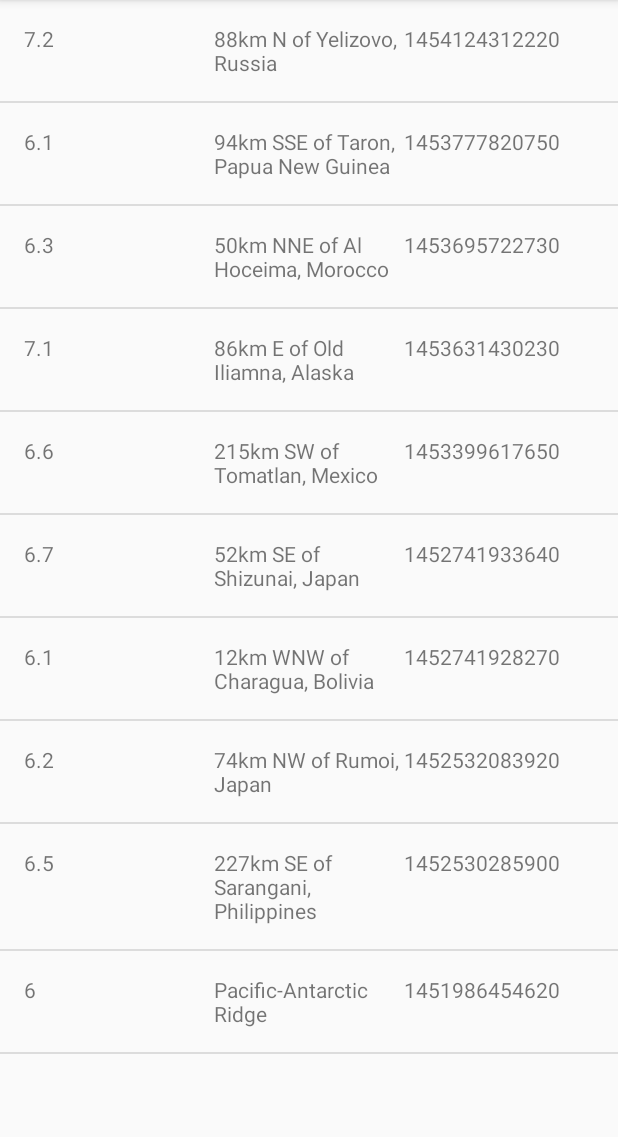
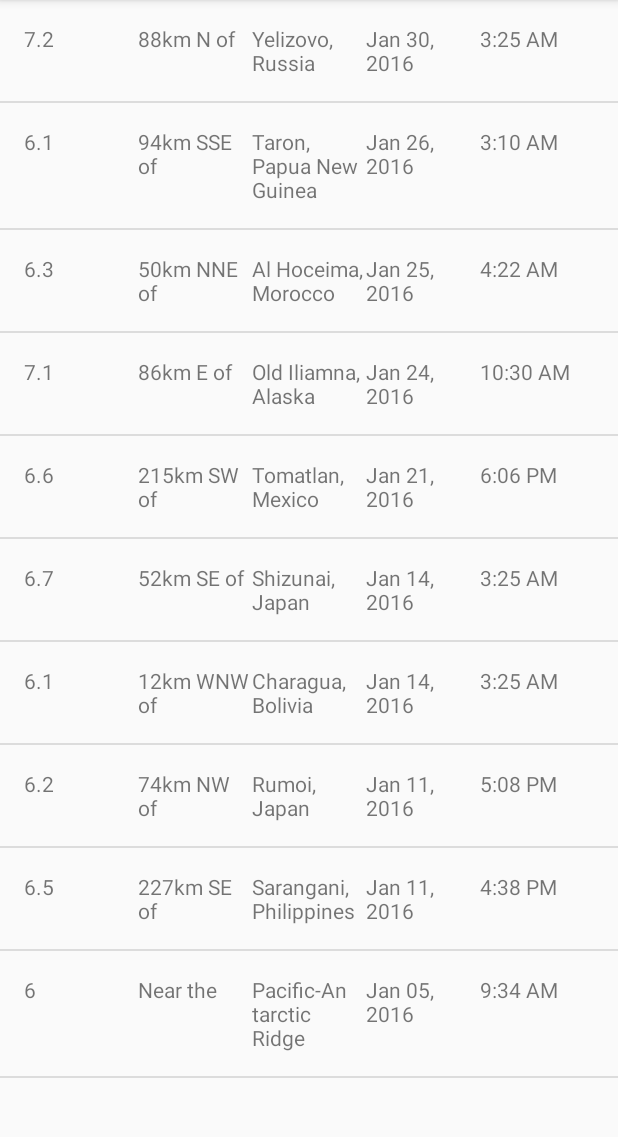
Before and after one commit to ridhwandaud/earthquakeApp, an Android app: the screen it shows after launch (EarthquakeActivity), on a phone screen of 412 x 824 dp, the part 84-1221 px from its top. Run offline under Robolectric (Android 15) with nearby library versions, the phone set to English and light mode, and no system bars.

Commit message:
split location

```diff
--- a/app/src/main/java/com/example/android/quakereport/Earthquake.java
+++ b/app/src/main/java/com/example/android/quakereport/Earthquake.java
@@ -10,13 +10,13 @@ public class Earthquake {
 
     private String mLocation;
 
-    private String mDate;
+    private long mTimeInMiliseconds;
 
 
-    public Earthquake(String magnitude, String location, String date){
+    public Earthquake(String magnitude, String location, long timeInMiliseconds){
         mMagnitude = magnitude;
         mLocation = location;
-        mDate = date;
+        mTimeInMiliseconds = timeInMiliseconds;
 
     }
 
@@ -28,7 +28,7 @@ public class Earthquake {
         return mLocation;
     }
 
-    public String getDate(){
-        return mDate;
+    public long getTimeInMiliseconds(){
+        return mTimeInMiliseconds;
     }
 }
--- a/app/src/main/java/com/example/android/quakereport/EarthquakeAdapter.java
+++ b/app/src/main/java/com/example/android/quakereport/EarthquakeAdapter.java
@@ -6,7 +6,9 @@ import android.view.View;
 import android.view.ViewGroup;
 import android.widget.ArrayAdapter;
 import android.widget.TextView;
+import java.text.SimpleDateFormat;
 
+import java.util.Date;
 import java.util.List;
 
 /**
@@ -14,6 +16,10 @@ import java.util.List;
  */
 
 public class EarthquakeAdapter extends ArrayAdapter<Earthquake> {
+
+    private static final String LOCATION_SEPARATOR = " of ";
+    String primaryLocation;
+    String locationOffset;
 
     public EarthquakeAdapter(Context context, List<Earthquake> earthquakes){
         super(context, 0, earthquakes);
@@ -29,20 +35,56 @@ public class EarthquakeAdapter extends ArrayAdapter<Earthquake> {
             );
         }
 
+
         Earthquake currentEarthquake = getItem(position);
 
         TextView magnitudeView = (TextView) listItemView.findViewById(R.id.magnitude);
 
         magnitudeView.setText(currentEarthquake.getMagnitude());
 
-        TextView locationView = (TextView) listItemView.findViewById(R.id.location);
+        String originalLocation = currentEarthquake.getLocation();
 
-        locationView.setText(currentEarthquake.getLocation());
+        if (originalLocation.contains(LOCATION_SEPARATOR)) {
+            String[] parts = originalLocation.split(LOCATION_SEPARATOR);
+            locationOffset = parts[0] + LOCATION_SEPARATOR;
+            primaryLocation = parts[1];
+        } else {
+            locationOffset = getContext().getString(R.string.near_the);
+            primaryLocation = originalLocation;
+        }
+
+        TextView primaryLocationView = (TextView) listItemView.findViewById(R.id.primary_location);
+        primaryLocationView.setText(primaryLocation);
+
+        TextView locationOffsetView = (TextView) listItemView.findViewById(R.id.location_offset);
+        locationOffsetView.setText(locationOffset);
 
         TextView dateView = (TextView) listItemView.findViewById(R.id.date);
 
-        dateView.setText(currentEarthquake.getDate());
+        Date dateObject = new Date(currentEarthquake.getTimeInMiliseconds());
+
+        String formattedDate = formatDate(dateObject);
+
+        dateView.setText(formattedDate);
+
+        // Find the TextView with view ID time
+        TextView timeView = (TextView) listItemView.findViewById(R.id.time);
+        // Format the time string (i.e. "4:30PM")
+        String formattedTime = formatTime(dateObject);
+        // Display the time of the current earthquake in that TextView
+        timeView.setText(formattedTime);
 
         return listItemView;
     }
+
+
+    private String formatDate(Date dateObject) {
+        SimpleDateFormat dateFormat = new SimpleDateFormat("LLL dd, yyyy");
+        return dateFormat.format(dateObject);
+    }
+
+    private String formatTime(Date dateObject) {
+        SimpleDateFormat timeFormat = new SimpleDateFormat("h:mm a");
+        return timeFormat.format(dateObject);
+    }
 }
--- a/app/src/main/java/com/example/android/quakereport/QueryUtils.java
+++ b/app/src/main/java/com/example/android/quakereport/QueryUtils.java
@@ -7,6 +7,7 @@ import org.json.JSONException;
 import org.json.JSONObject;
 
 import java.util.ArrayList;
+import java.util.Date;
 
 /**
  * Helper methods related to requesting and receiving earthquake data from USGS.
@@ -57,7 +58,7 @@ public final class QueryUtils {
                 JSONObject properties = currentEarthquake.getJSONObject("properties");
                 String magnitude = properties.getString("mag");
                 String location = properties.getString("place");
-                String time = properties.getString("time");
+                long time = properties.getLong("time");
 
                 Earthquake earthquake = new Earthquake(magnitude, location, time);
                 earthquakes.add(earthquake);
--- a/app/src/main/res/layout/earthquake_list_item.xml
+++ b/app/src/main/res/layout/earthquake_list_item.xml
@@ -15,19 +15,31 @@
         android:text="TextView" />
 
     <TextView
-        android:id="@+id/location"
+        android:id="@+id/location_offset"
         android:layout_width="0dp"
         android:layout_height="wrap_content"
         android:layout_weight="1"
-        tools:text="San Fransico, CA"
-        android:text="TextView" />
+        tools:text="30km S of" />
+
+    <TextView
+        android:id="@+id/primary_location"
+        android:layout_width="0dp"
+        android:layout_height="wrap_content"
+        android:layout_weight="1"
+        tools:text="San Francisco, CA" />
 
     <TextView
         android:id="@+id/date"
         android:layout_width="0dp"
         android:layout_height="wrap_content"
         android:layout_weight="1"
-        tools:text="Mar 6, 2010"
-        android:text="TextView" />
+        tools:text="Mar 6, 2010" />
+
+    <TextView
+        android:id="@+id/time"
+        android:layout_width="0dp"
+        android:layout_height="wrap_content"
+        android:layout_weight="1"
+        tools:text="3:00 PM" />
 
 </LinearLayout>
--- a/app/src/main/res/values/strings.xml
+++ b/app/src/main/res/values/strings.xml
@@ -15,4 +15,5 @@
 -->
 <resources>
     <string name="app_name">Quake Report</string>
+    <string name="near_the">Near the</string>
 </resources>
```
